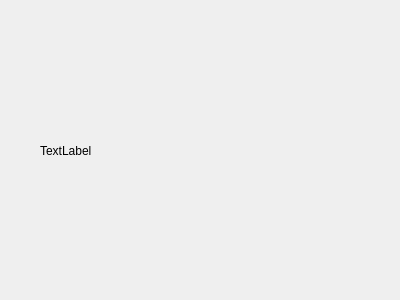
Above: Source/Ui/SingleImagePreview.ui from OnexTale/OnexExplorer before the change. Below: the same form after it.
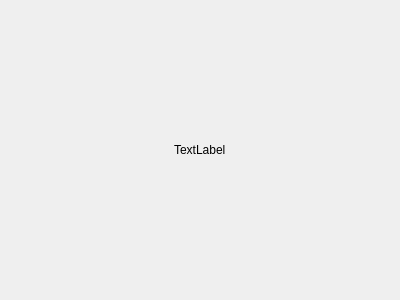
That is the form after the change.

Commit message: small changes in mdi window image

Patch:
```diff
--- a/Source/Ui/SingleImagePreview.ui
+++ b/Source/Ui/SingleImagePreview.ui
@@ -13,19 +13,15 @@
   <property name="windowTitle">
    <string>Form</string>
   </property>
+  <layout class="QGridLayout" name="gridLayout">
+   <item row="0" column="0" alignment="Qt::AlignHCenter|Qt::AlignVCenter">
   <widget class="QLabel" name="imgContent">
-   <property name="geometry">
-    <rect>
-     <x>40</x>
-     <y>40</y>
-     <width>311</width>
-     <height>221</height>
-    </rect>
-   </property>
    <property name="text">
     <string>TextLabel</string>
    </property>
   </widget>
+   </item>
+  </layout>
  </widget>
  <resources/>
  <connections/>
```
Lines whose indentation alone changed are shown as unchanged.
